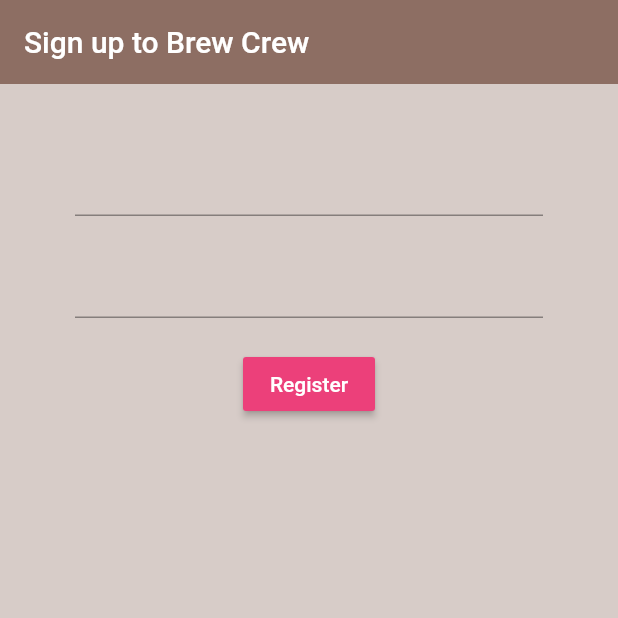
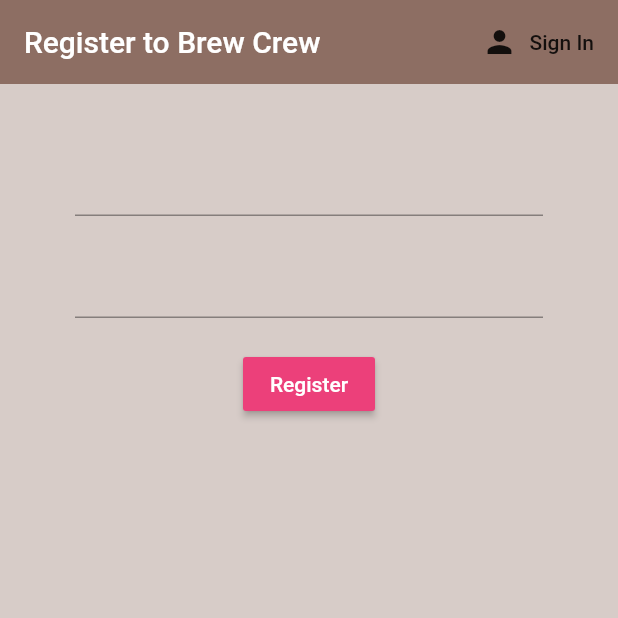
Before and after one commit to fritsmeister12/BrewCrew, a Flutter app: the screen it shows after launch, after a tap on "Register", on a phone screen of 412 x 824 dp, the top half of it. Run offline on Flutter 3.47's test engine with Material 2 defaults, Android fonts, the phone set to English and light mode, and no system bars; our stand-ins replace firebase_auth, firebase_core; accounts and stored records are empty.

Commit message:
Toggle between forms

```diff
--- a/lib/screens/authenticate/authenticate.dart
+++ b/lib/screens/authenticate/authenticate.dart
@@ -8,10 +8,17 @@ class Authenticate extends StatefulWidget {
 }
 
 class _AuthenticateState extends State<Authenticate> {
+  bool showSignIn = true;
+  void toggleView() {
+    setState(() => showSignIn = !showSignIn);
+  }
+
   @override
   Widget build(BuildContext context) {
-    return Container(
-      child: Register(),
-    );
+    if (showSignIn) {
+      return SignIn(toggleView: toggleView);
+    } else {
+      return Register(toggleView: toggleView);
+    }
   }
 }
--- a/lib/screens/authenticate/register.dart
+++ b/lib/screens/authenticate/register.dart
@@ -2,6 +2,9 @@ import 'package:brew_crew/services/auth.dart';
 import 'package:flutter/material.dart';
 
 class Register extends StatefulWidget {
+  final Function toggleView;
+  Register({this.toggleView});
+
   @override
   _RegisterState createState() => _RegisterState();
 }
@@ -21,7 +24,16 @@ class _RegisterState extends State<Register> {
         appBar: AppBar(
           backgroundColor: Colors.brown[400],
           elevation: 0.0,
-          title: Text('Sign up to Brew Crew'),
+          title: Text('Register to Brew Crew'),
+          actions: <Widget>[
+            FlatButton.icon(
+              icon: Icon(Icons.person),
+              onPressed: () {
+                widget.toggleView();
+              },
+              label: Text('Sign In'),
+            )
+          ],
         ),
         body: Container(
           padding: EdgeInsets.symmetric(vertical: 20.0, horizontal: 50.0),
--- a/lib/screens/authenticate/sign_in.dart
+++ b/lib/screens/authenticate/sign_in.dart
@@ -2,6 +2,9 @@ import 'package:brew_crew/services/auth.dart';
 import 'package:flutter/material.dart';
 
 class SignIn extends StatefulWidget {
+  final Function toggleView;
+  SignIn({this.toggleView});
+
   @override
   _SignInState createState() => _SignInState();
 }
@@ -21,6 +24,15 @@ class _SignInState extends State<SignIn> {
         backgroundColor: Colors.brown[400],
         elevation: 0.0,
         title: Text('Sign in to Brew Crew'),
+        actions: <Widget>[
+          FlatButton.icon(
+            icon: Icon(Icons.person),
+            onPressed: () {
+              widget.toggleView();
+            },
+            label: Text('Register'),
+          )
+        ],
       ),
       body: Container(
         padding: EdgeInsets.symmetric(vertical: 20.0, horizontal: 50.0),
```
